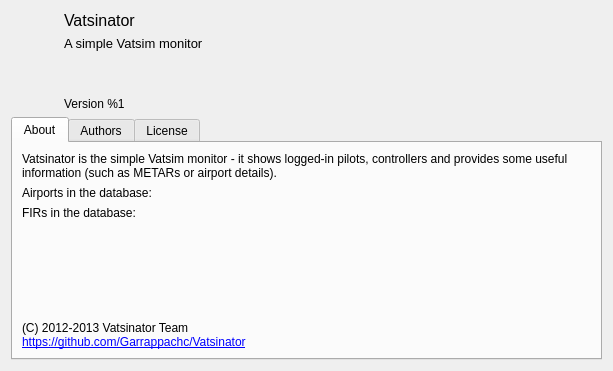
Vatsinator/vatsinator-legacy, file source/ui/resources/aboutwindow.ui: the form before one commit.
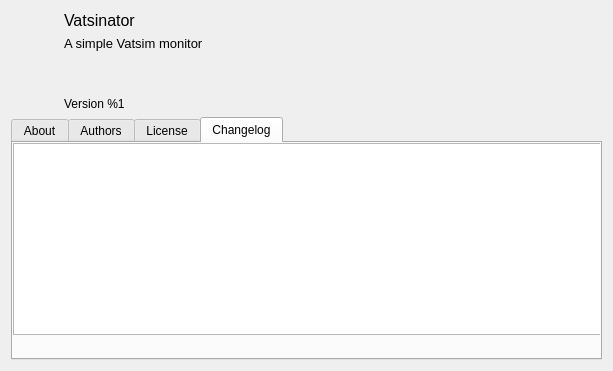
The form after the commit. The open tabs and pages were chosen to show the change. Icons and pictures are not drawn.

Commit message: Changelog tab added - not filled yet.

Patch:
```diff
--- a/source/ui/resources/aboutwindow.ui
+++ b/source/ui/resources/aboutwindow.ui
@@ -262,6 +262,24 @@
        </item>
       </layout>
      </widget>
+     <widget class="QWidget" name="ChangelogTab">
+      <attribute name="title">
+       <string>Changelog</string>
+      </attribute>
+      <widget class="QTextEdit" name="ChangelogField">
+       <property name="geometry">
+        <rect>
+         <x>0</x>
+         <y>0</y>
+         <width>589</width>
+         <height>192</height>
+        </rect>
+       </property>
+       <property name="readOnly">
+        <bool>true</bool>
+       </property>
+      </widget>
+     </widget>
     </widget>
    </item>
   </layout>
```
